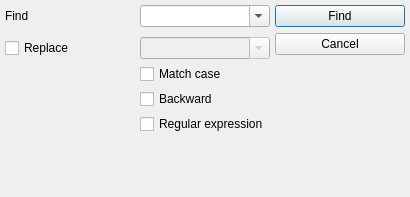
Old version of the form src/gui/FindDlg.ui in the repository Mezomish/juffed.
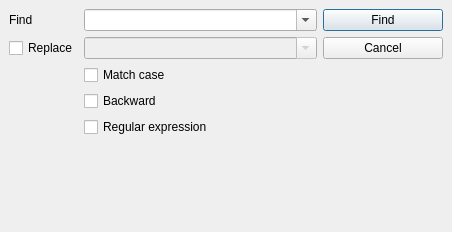
New version of the form.

Commit message: Find dialog UI improvements

The edit to the form file:
```diff
--- a/src/gui/FindDlg.ui
+++ b/src/gui/FindDlg.ui
@@ -5,8 +5,8 @@
    <rect>
     <x>0</x>
     <y>0</y>
-    <width>410</width>
-    <height>197</height>
+    <width>452</width>
+    <height>232</height>
    </rect>
   </property>
   <property name="sizePolicy" >
@@ -18,27 +18,56 @@
   <property name="windowTitle" >
    <string>Find</string>
   </property>
-  <layout class="QGridLayout" >
+  <layout class="QGridLayout" name="gridLayout" >
    <property name="margin" >
-    <number>5</number>
+    <number>9</number>
    </property>
    <property name="spacing" >
-    <number>5</number>
+    <number>6</number>
    </property>
-   <item row="7" column="2" >
-    <spacer>
-     <property name="orientation" >
-      <enum>Qt::Vertical</enum>
+   <item row="0" column="0" >
+    <widget class="QLabel" name="label" >
+     <property name="text" >
+      <string>Find</string>
      </property>
-     <property name="sizeHint" stdset="0" >
+    </widget>
+   </item>
+   <item row="0" column="1" >
+    <widget class="QComboBox" name="findCmb" >
+     <property name="sizePolicy" >
+      <sizepolicy vsizetype="Fixed" hsizetype="MinimumExpanding" >
+       <horstretch>0</horstretch>
+       <verstretch>0</verstretch>
+      </sizepolicy>
+     </property>
+     <property name="minimumSize" >
       <size>
-       <width>20</width>
-       <height>16</height>
+       <width>200</width>
+       <height>0</height>
       </size>
      </property>
-    </spacer>
+     <property name="editable" >
+      <bool>true</bool>
+     </property>
+    </widget>
    </item>
-   <item row="3" column="1" >
+   <item row="0" column="2" >
+    <widget class="QPushButton" name="findBtn" >
+     <property name="minimumSize" >
+      <size>
+       <width>120</width>
+       <height>0</height>
+      </size>
+     </property>
+     <property name="text" >
+      <string>Find</string>
+     </property>
+     <property name="default" >
+      <bool>true</bool>
+     </property>
+    </widget>
+   </item>
+   <item row="2" column="0" >
     <widget class="QCheckBox" name="replaceChk" >
      <property name="text" >
       <string>Replace</string>
@@ -48,88 +77,60 @@
      </property>
     </widget>
    </item>
-   <item row="4" column="2" >
+   <item row="2" column="1" >
+    <widget class="QComboBox" name="replaceCmb" >
+     <property name="enabled" >
+      <bool>false</bool>
+     </property>
+     <property name="sizePolicy" >
+      <sizepolicy vsizetype="Fixed" hsizetype="MinimumExpanding" >
+       <horstretch>0</horstretch>
+       <verstretch>0</verstretch>
+      </sizepolicy>
+     </property>
+     <property name="editable" >
+      <bool>true</bool>
+     </property>
+    </widget>
+   </item>
+   <item row="3" column="1" >
     <widget class="QCheckBox" name="matchCaseChk" >
      <property name="text" >
       <string>Match case</string>
      </property>
     </widget>
    </item>
-   <item rowspan="5" row="1" column="3" >
-    <layout class="QVBoxLayout" >
-     <property name="spacing" >
-      <number>6</number>
-     </property>
-     <property name="margin" >
-      <number>0</number>
-     </property>
-     <item>
-      <widget class="QPushButton" name="findBtn" >
-       <property name="text" >
-        <string>Find</string>
-       </property>
-       <property name="default" >
-        <bool>true</bool>
-       </property>
-      </widget>
-     </item>
-     <item>
-      <widget class="QPushButton" name="cancelBtn" >
-       <property name="text" >
-        <string>Cancel</string>
-       </property>
-      </widget>
-     </item>
-     <item>
-      <spacer>
-       <property name="orientation" >
-        <enum>Qt::Vertical</enum>
-       </property>
-       <property name="sizeHint" stdset="0" >
-        <size>
-         <width>20</width>
-         <height>40</height>
-        </size>
-       </property>
-      </spacer>
-     </item>
-    </layout>
-   </item>
-   <item row="1" column="1" >
-    <widget class="QLabel" name="label" >
-     <property name="text" >
-      <string>Find</string>
-     </property>
-    </widget>
-   </item>
-   <item row="5" column="2" >
+   <item row="4" column="1" >
     <widget class="QCheckBox" name="backwardChk" >
      <property name="text" >
       <string>Backward</string>
      </property>
     </widget>
    </item>
-   <item row="6" column="2" >
+   <item row="5" column="1" >
     <widget class="QCheckBox" name="regexpChk" >
      <property name="text" >
       <string>Regular expression</string>
      </property>
     </widget>
    </item>
-   <item row="1" column="2" >
-    <widget class="QComboBox" name="findCmb" >
-     <property name="editable" >
-      <bool>true</bool>
+   <item row="6" column="1" >
+    <spacer>
+     <property name="orientation" >
+      <enum>Qt::Vertical</enum>
      </property>
-    </widget>
+     <property name="sizeHint" stdset="0" >
+      <size>
+       <width>20</width>
+       <height>16</height>
+      </size>
+     </property>
+    </spacer>
    </item>
-   <item row="3" column="2" >
-    <widget class="QComboBox" name="replaceCmb" >
-     <property name="enabled" >
-      <bool>false</bool>
-     </property>
-     <property name="editable" >
-      <bool>true</bool>
+   <item row="2" column="2" >
+    <widget class="QPushButton" name="cancelBtn" >
+     <property name="text" >
+      <string>Cancel</string>
      </property>
     </widget>
    </item>
```
Left out of the diff: 1 changed line with no effect on the pictures. The commit also changes 1 other file.
